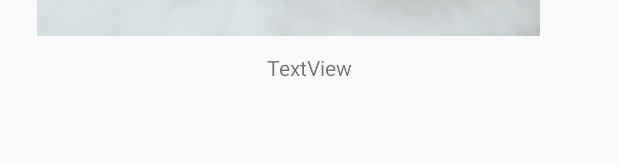
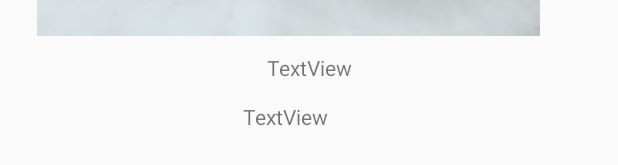
Before and after one commit to iscas-lee/FaceAlignmentForAndroid, an Android app: the layout activity_main.xml on its own in the app's theme, with its tools: preview values and no code run, on a phone screen of 412 x 824 dp. Shown: the part 586-751 px from the top of the screen. Run offline under Robolectric (Android 15) with nearby library versions, the phone set to English and light mode, and no system bars.

```diff
--- a/app/src/main/res/layout/activity_main.xml
+++ b/app/src/main/res/layout/activity_main.xml
@@ -52,4 +52,14 @@
         app:layout_constraintStart_toStartOf="parent"
         app:layout_constraintTop_toBottomOf="@+id/imageView2" />
 
+    <TextView
+        android:id="@+id/textView2"
+        android:layout_width="wrap_content"
+        android:layout_height="wrap_content"
+        android:layout_marginStart="162dp"
+        android:layout_marginTop="13dp"
+        android:text="TextView"
+        app:layout_constraintStart_toStartOf="parent"
+        app:layout_constraintTop_toBottomOf="@+id/textView" />
+
 </android.support.constraint.ConstraintLayout>
```
Also changed, not shown: app/src/main/java/zeng/com/opencv_test03/MainActivity.java (+8 -0 lines).
